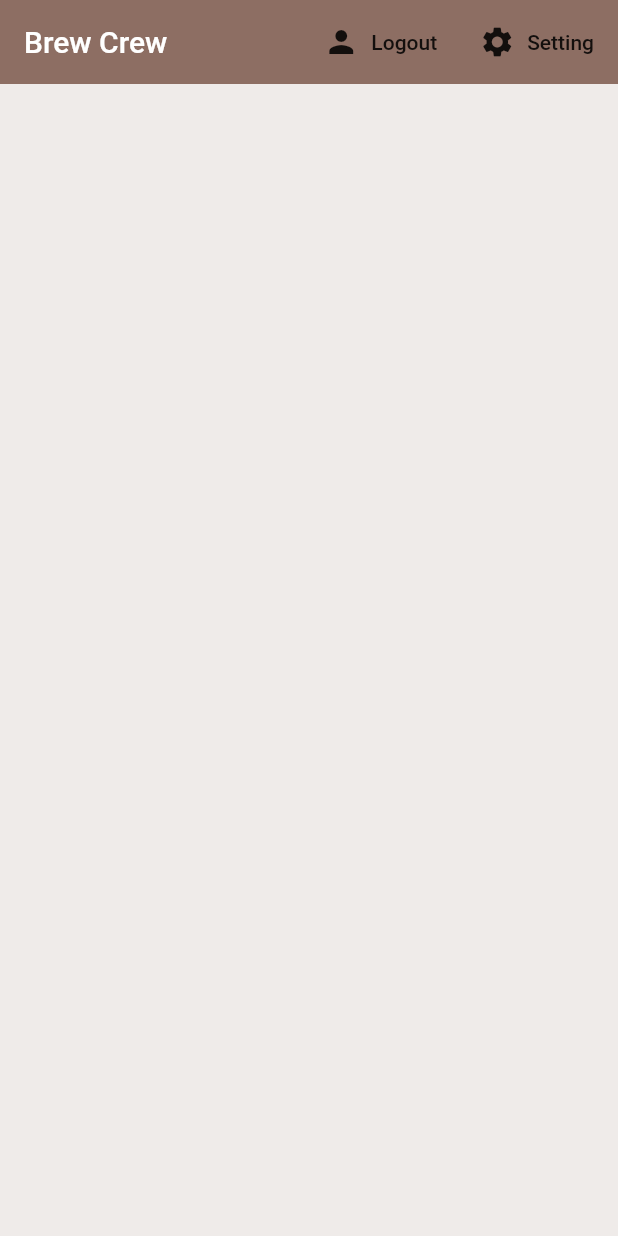
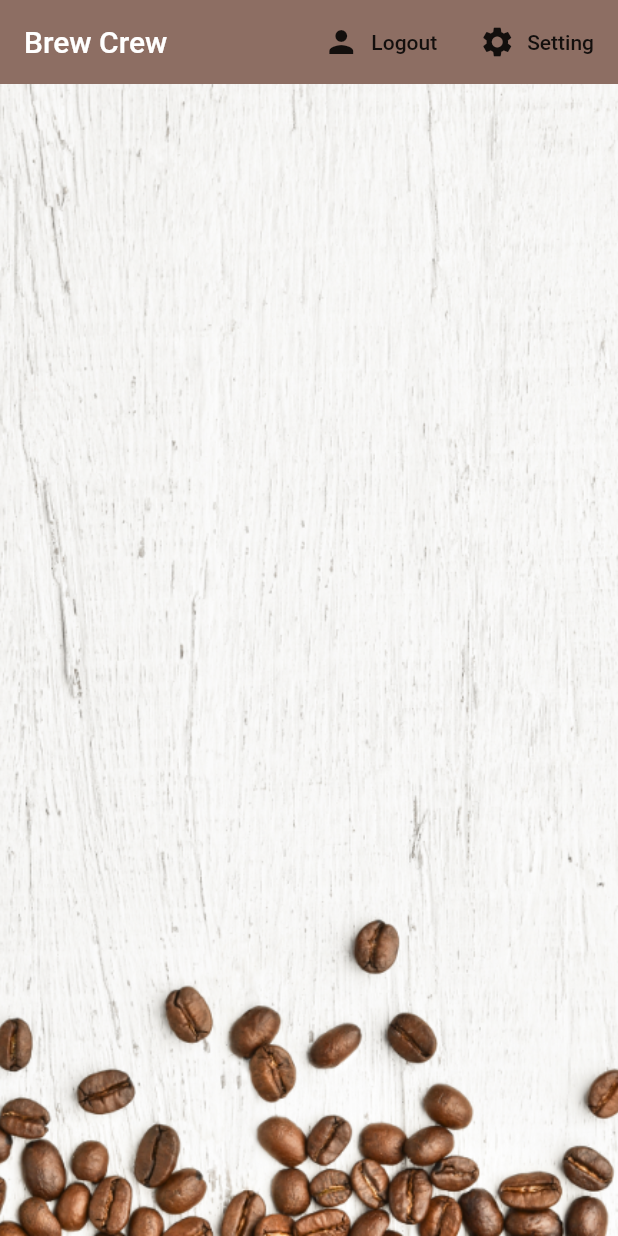
Before and after one commit to ahmedmedrah/brew_crew, a Flutter app: the screen it shows once a user with an empty profile is signed in, on a phone screen of 412 x 824 dp. Run offline on Flutter 3.47's test engine with Material 2 defaults, Android fonts, the phone set to English and light mode, and no system bars; our stand-ins replace cloud_firestore, firebase_auth, firebase_core, flutter_spinkit; accounts and stored records are empty.

Commit message:
update ui, added bottomsheet setting

```diff
--- a/lib/models/user_model.dart
+++ b/lib/models/user_model.dart
@@ -4,3 +4,14 @@ class UserModel{
   UserModel({this.uid});
 
 }
+
+class UserData {
+
+  final String uid;
+  final String name;
+  final String sugars;
+  final int strength;
+
+  UserData({ this.uid, this.sugars, this.strength, this.name });
+
+}
--- a/lib/screens/home/brew_list.dart
+++ b/lib/screens/home/brew_list.dart
@@ -12,7 +12,7 @@ class BrewList extends StatefulWidget {
 class _BrewListState extends State<BrewList> {
   @override
   Widget build(BuildContext context) {
-    final brews = Provider.of<List<BrewModel>>(context);
+    final brews = Provider.of<List<BrewModel>>(context) ?? [];
 
     return ListView.builder(
 
--- a/lib/screens/home/brew_tile.dart
+++ b/lib/screens/home/brew_tile.dart
@@ -13,6 +13,7 @@ class BrewTile extends StatelessWidget {
         margin: EdgeInsets.fromLTRB(20, 6, 20, 0),
         child: ListTile(
           leading: CircleAvatar(
+            backgroundImage: AssetImage('assets/coffee_icon.png'),
             radius: 25,
             backgroundColor: Colors.brown[brewModel.strength],
           ),
--- a/lib/screens/home/home.dart
+++ b/lib/screens/home/home.dart
@@ -1,5 +1,6 @@
 import 'package:flutter/material.dart';
 import 'package:rew_crew/models/brew.dart';
+import 'package:rew_crew/screens/home/setting_form.dart';
 import 'package:rew_crew/services/auth.dart';
 import 'package:rew_crew/services/database.dart';
 import 'package:provider/provider.dart';
@@ -16,7 +17,7 @@ class Home extends StatelessWidget {
         builder: (context){
           return Container(
             padding: EdgeInsets.symmetric(vertical: 20, horizontal: 60),
-            child: Text('bottom sheet'),
+            child: SettingForm(),
           );
         });
     }
@@ -45,7 +46,15 @@ class Home extends StatelessWidget {
             )
           ],
         ),
-        body: BrewList(),
+        body: Container(
+          child: BrewList(),
+          decoration: BoxDecoration(
+            image: DecorationImage(
+              image: AssetImage('assets/coffee_bg.png'),
+              fit: BoxFit.cover
+            ),
+          ),
+        ),
       ),
     );
   }
--- a/pubspec.yaml
+++ b/pubspec.yaml
@@ -49,7 +49,8 @@ flutter:
   uses-material-design: true
 
   # To add assets to your application, add an assets section, like this:
-  # assets:
+  assets:
+    - assets/
   #   - images/a_dot_burr.jpeg
   #   - images/a_dot_ham.jpeg
 
```
Also changed, not shown: lib/screens/home/setting_form.dart (added, +98 -0 lines), lib/services/database.dart (+17 -2 lines), assets/coffee_bg.png (added), assets/coffee_icon.png (added).
